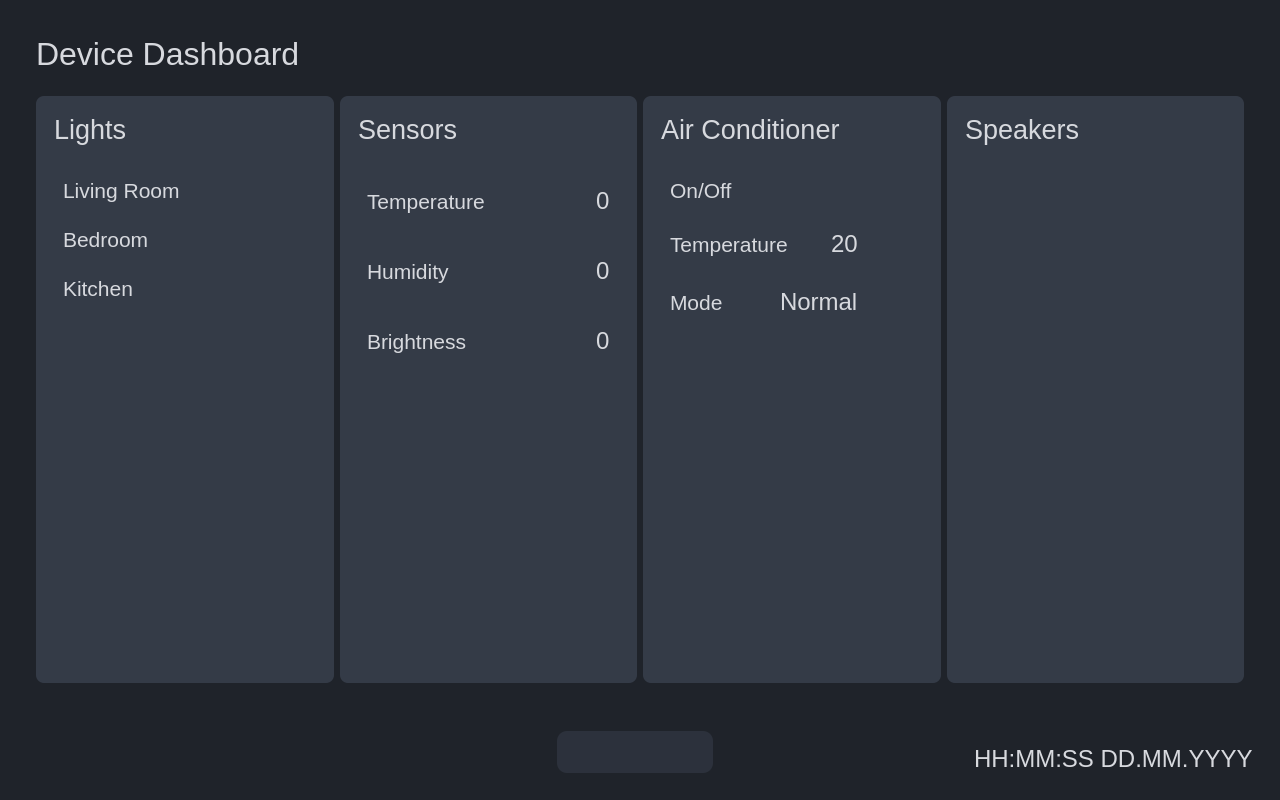
Above: SmartHome/mainwindow.ui from Mirko-A/SmartHome before the change. Below: the same form after it.
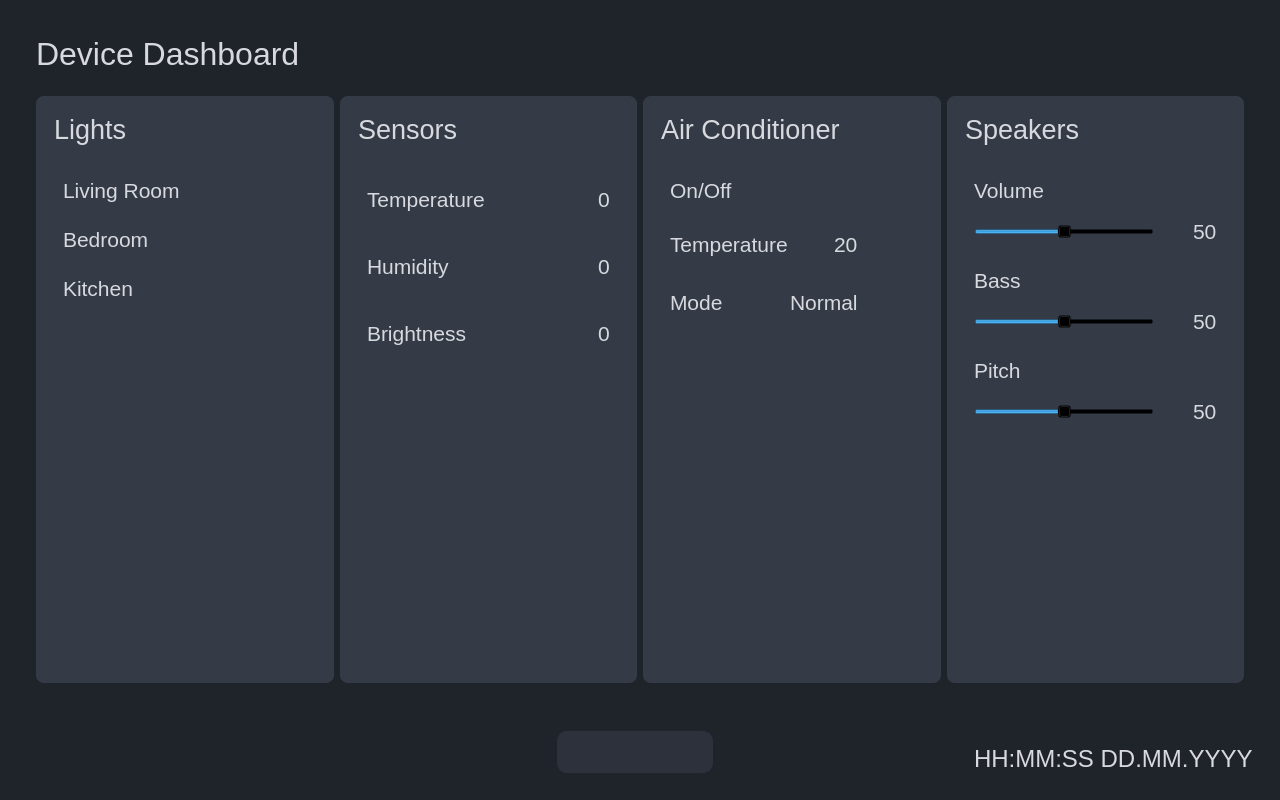
That is the form after the change. Icons and pictures are not drawn.

Commit message: Added speaker sliders and updated handling of JSON file

The edit to the form file:
```diff
--- a/SmartHome/mainwindow.ui
+++ b/SmartHome/mainwindow.ui
@@ -369,7 +369,7 @@
                               <widget class="QLabel" name="temperatureSensorValueLabel">
                                <property name="font">
                                 <font>
-                                 <pointsize>18</pointsize>
+                                 <pointsize>16</pointsize>
                                 </font>
                                </property>
                                <property name="text">
@@ -450,7 +450,7 @@
                               <widget class="QLabel" name="humiditySensorValueLabel">
                                <property name="font">
                                 <font>
-                                 <pointsize>18</pointsize>
+                                 <pointsize>16</pointsize>
                                 </font>
                                </property>
                                <property name="text">
@@ -531,7 +531,7 @@
                               <widget class="QLabel" name="brightnessSensorValueLabel">
                                <property name="font">
                                 <font>
-                                 <pointsize>18</pointsize>
+                                 <pointsize>16</pointsize>
                                 </font>
                                </property>
                                <property name="text">
@@ -708,7 +708,7 @@
                               <widget class="QLabel" name="ACTemperatureValueLabel">
                                <property name="font">
                                 <font>
-                                 <pointsize>18</pointsize>
+                                 <pointsize>16</pointsize>
                                 </font>
                                </property>
                                <property name="text">
@@ -835,7 +835,7 @@
                               <widget class="QLabel" name="ACModeValueLabel">
                                <property name="font">
                                 <font>
-                                 <pointsize>18</pointsize>
+                                 <pointsize>16</pointsize>
                                 </font>
                                </property>
                                <property name="text">
@@ -934,17 +934,233 @@
                    </layout>
                   </widget>
                  </item>
-                 <item>
+                 <item alignment="Qt::AlignTop">
                   <widget class="QWidget" name="speakersOptions" native="true">
                    <layout class="QVBoxLayout" name="verticalLayout_14">
-                    <item>
-                     <widget class="QWidget" name="volume" native="true"/>
+                    <item alignment="Qt::AlignTop">
+                     <widget class="QWidget" name="volume" native="true">
+                      <layout class="QVBoxLayout" name="verticalLayout_16">
+                       <item>
+                        <widget class="QLabel" name="volumeLabel">
+                         <property name="font">
+                          <font>
+                           <pointsize>16</pointsize>
+                          </font>
+                         </property>
+                         <property name="text">
+                          <string>Volume</string>
+                         </property>
+                        </widget>
+                       </item>
+                       <item>
+                        <widget class="QWidget" name="volumeControl" native="true">
+                         <layout class="QHBoxLayout" name="horizontalLayout_31">
+                          <property name="leftMargin">
+                           <number>0</number>
+                          </property>
+                          <property name="topMargin">
+                           <number>10</number>
+                          </property>
+                          <property name="rightMargin">
+                           <number>0</number>
+                          </property>
+                          <property name="bottomMargin">
+                           <number>0</number>
+                          </property>
+                          <item alignment="Qt::AlignLeft">
+                           <widget class="QSlider" name="volumeSlider">
+                            <property name="sizePolicy">
+                             <sizepolicy hsizetype="Preferred" vsizetype="Fixed">
+                              <horstretch>0</horstretch>
+                              <verstretch>0</verstretch>
+                             </sizepolicy>
+                            </property>
+                            <property name="minimumSize">
+                             <size>
+                              <width>180</width>
+                              <height>0</height>
+                             </size>
+                            </property>
+                            <property name="maximum">
+                             <number>100</number>
+                            </property>
+                            <property name="value">
+                             <number>50</number>
+                            </property>
+                            <property name="orientation">
+                             <enum>Qt::Horizontal</enum>
+                            </property>
+                           </widget>
+                          </item>
+                          <item alignment="Qt::AlignRight">
+                           <widget class="QLabel" name="volumeSliderValueLabel">
+                            <property name="font">
+                             <font>
+                              <pointsize>16</pointsize>
+                             </font>
+                            </property>
+                            <property name="text">
+                             <string>50</string>
+                            </property>
+                           </widget>
+                          </item>
+                         </layout>
+                        </widget>
+                       </item>
+                      </layout>
+                     </widget>
                     </item>
-                    <item>
-                     <widget class="QWidget" name="bass" native="true"/>
+                    <item alignment="Qt::AlignTop">
+                     <widget class="QWidget" name="bass" native="true">
+                      <layout class="QVBoxLayout" name="verticalLayout_19">
+                       <item>
+                        <widget class="QLabel" name="bassLabel">
+                         <property name="font">
+                          <font>
+                           <pointsize>16</pointsize>
+                          </font>
+                         </property>
+                         <property name="text">
+                          <string>Bass</string>
+                         </property>
+                        </widget>
+                       </item>
+                       <item>
+                        <widget class="QWidget" name="bassControl" native="true">
+                         <layout class="QHBoxLayout" name="horizontalLayout_32">
+                          <property name="leftMargin">
+                           <number>0</number>
+                          </property>
+                          <property name="topMargin">
+                           <number>10</number>
+                          </property>
+                          <property name="rightMargin">
+                           <number>0</number>
+                          </property>
+                          <property name="bottomMargin">
+                           <number>0</number>
+                          </property>
+                          <item alignment="Qt::AlignLeft">
+                           <widget class="QSlider" name="bassSlider">
+                            <property name="sizePolicy">
+                             <sizepolicy hsizetype="Preferred" vsizetype="Fixed">
+                              <horstretch>0</horstretch>
+                              <verstretch>0</verstretch>
+                             </sizepolicy>
+                            </property>
+                            <property name="minimumSize">
+                             <size>
+                              <width>180</width>
+                              <height>0</height>
+                             </size>
+                            </property>
+                            <property name="maximum">
+                             <number>100</number>
+                            </property>
+                            <property name="value">
+                             <number>50</number>
+                            </property>
+                            <property name="orientation">
+                             <enum>Qt::Horizontal</enum>
+                            </property>
+                           </widget>
+                          </item>
+                          <item alignment="Qt::AlignRight">
+                           <widget class="QLabel" name="bassSliderValueLabel">
+                            <property name="font">
+                             <font>
+                              <pointsize>16</pointsize>
+                             </font>
+                            </property>
+                            <property name="text">
+                             <string>50</string>
+                            </property>
+                           </widget>
+                          </item>
+                         </layout>
+                        </widget>
+                       </item>
+                      </layout>
+                     </widget>
                     </item>
-                    <item>
-                     <widget class="QWidget" name="pitch" native="true"/>
+                    <item alignment="Qt::AlignTop">
+                     <widget class="QWidget" name="pitch" native="true">
+                      <layout class="QVBoxLayout" name="verticalLayout_17">
+                       <item>
+                        <widget class="QLabel" name="pitchLabel">
+                         <property name="font">
+                          <font>
+                           <pointsize>16</pointsize>
+                          </font>
+                         </property>
+                         <property name="text">
+                          <string>Pitch</string>
+                         </property>
+                        </widget>
+                       </item>
+                       <item>
+                        <widget class="QWidget" name="pitchControl" native="true">
+                         <layout class="QHBoxLayout" name="horizontalLayout_33">
+                          <property name="leftMargin">
+                           <number>0</number>
+                          </property>
+                          <property name="topMargin">
+                           <number>10</number>
+                          </property>
+                          <property name="rightMargin">
+                           <number>0</number>
+                          </property>
+                          <property name="bottomMargin">
+                           <number>0</number>
+                          </property>
+                          <item alignment="Qt::AlignLeft">
+                           <widget class="QSlider" name="pitchSlider">
+                            <property name="sizePolicy">
+                             <sizepolicy hsizetype="Preferred" vsizetype="Fixed">
+                              <horstretch>0</horstretch>
+                              <verstretch>0</verstretch>
+                             </sizepolicy>
+                            </property>
+                            <property name="minimumSize">
+                             <size>
+                              <width>180</width>
+                              <height>0</height>
+                             </size>
+                            </property>
+                            <property name="maximum">
+                             <number>100</number>
+                            </property>
+                            <property name="value">
+                             <number>50</number>
+                            </property>
+                            <property name="orientation">
+                             <enum>Qt::Horizontal</enum>
+                            </property>
+                            <property name="invertedAppearance">
+                             <bool>false</bool>
+                            </property>
+                            <property name="invertedControls">
+                             <bool>false</bool>
+                            </property>
+                           </widget>
+                          </item>
+                          <item alignment="Qt::AlignRight">
+                           <widget class="QLabel" name="pitchSliderValueLabel">
+                            <property name="font">
+                             <font>
+                              <pointsize>16</pointsize>
+                             </font>
+                            </property>
+                            <property name="text">
+                             <string>50</string>
+                            </property>
+                           </widget>
+                          </item>
+                         </layout>
+                        </widget>
+                       </item>
+                      </layout>
+                     </widget>
                     </item>
                    </layout>
                   </widget>
```
The commit also changes 4 other files.
